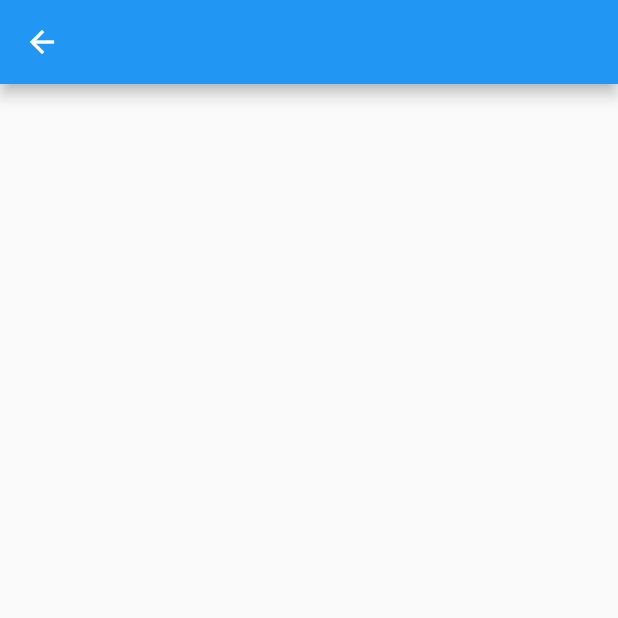
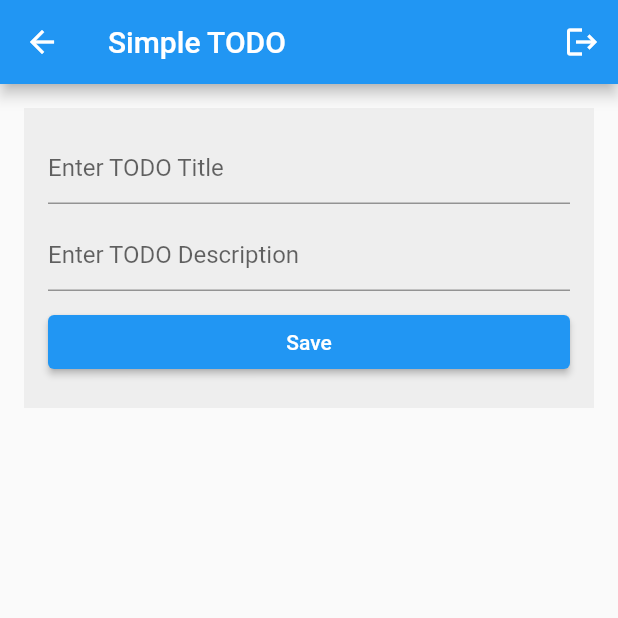
Before and after one commit to akmadan/flutter_hindi_course, a Flutter app: the HomePage screen opened directly, on a phone screen of 412 x 824 dp, the top half of it. Run offline on Flutter 3.47's test engine with Material 2 defaults, Android fonts, the phone set to English and light mode, and no system bars; our stand-ins replace cloud_firestore, firebase_auth, firebase_core; accounts and stored records are empty.

Commit message:
todo create and read

```diff
--- a/lib/main.dart
+++ b/lib/main.dart
@@ -2,6 +2,7 @@ import 'package:firebase_auth/firebase_auth.dart';
 import 'package:firebase_core/firebase_core.dart';
 import 'package:flutter/material.dart';
 import 'package:flutter_hindi_course/pages/authentication_form.dart';
+import 'package:flutter_hindi_course/pages/home_page.dart';
 import 'package:flutter_hindi_course/pages/insta_home_page.dart';
 import 'package:flutter_hindi_course/pages/insta_profile_page.dart';
 import 'package:flutter_hindi_course/widgets/basic_widgets.dart';
@@ -23,7 +24,7 @@ class MyApp extends StatelessWidget {
       stream: FirebaseAuth.instance.authStateChanges(),
       builder: ((context, snapshot) {
         if(snapshot.hasData){
-          return const InstaProfilePage();
+          return const HomePage();
         }
         else{
           return const AuthenticationForm();
--- a/lib/pages/authentication_form.dart
+++ b/lib/pages/authentication_form.dart
@@ -124,7 +124,7 @@ class _AuthenticationFormState extends State<AuthenticationForm> {
                           isLogin
                               ? AuthenticationFunctions.signIn(email, password)
                               : AuthenticationFunctions.singUp(
-                                  context, email, password);
+                                  context, email, password, fName, lName);
                         }
                       },
                       child: Text(isLogin ? "Login" : "SignUp"))),
--- a/lib/pages/home_page.dart
+++ b/lib/pages/home_page.dart
@@ -1,14 +1,101 @@
+import 'package:cloud_firestore/cloud_firestore.dart';
+import 'package:firebase_auth/firebase_auth.dart';
 import 'package:flutter/material.dart';
 
-class HomePage extends StatelessWidget {
+class HomePage extends StatefulWidget {
   const HomePage({super.key});
 
   @override
+  State<HomePage> createState() => _HomePageState();
+}
+
+class _HomePageState extends State<HomePage> {
+  TextEditingController titleController = TextEditingController();
+  TextEditingController descriptionController = TextEditingController();
+  User? currUser = FirebaseAuth.instance.currentUser;
+  @override
   Widget build(BuildContext context) {
-    return  Scaffold(
-
-      appBar: AppBar(),
-      body: Container(),
+    return Scaffold(
+      appBar: AppBar(
+        title: const Text('Simple TODO'),
+        actions: [
+          IconButton(
+              onPressed: () {
+                FirebaseAuth.instance.signOut();
+              },
+              icon: const Icon(
+                Icons.logout,
+              ))
+        ],
+      ),
+      body: Container(
+        padding: const EdgeInsets.all(16),
+        child: Column(
+          children: [
+            Container(
+              padding: const EdgeInsets.all(16),
+              height: 200,
+              color: Colors.grey.shade200,
+              child: Column(
+                children: [
+                  TextField(
+                    controller: titleController,
+                    decoration: InputDecoration(hintText: 'Enter TODO Title'),
+                  ),
+                  const SizedBox(height: 10),
+                  TextField(
+                    controller: descriptionController,
+                    decoration:
+                        InputDecoration(hintText: 'Enter TODO Description'),
+                  ),
+                  const SizedBox(height: 10),
+                  SizedBox(
+                      width: double.infinity,
+                      child: ElevatedButton(
+                          child: Text('Save'),
+                          onPressed: () async {
+                            if (currUser != null) {
+                              await FirebaseFirestore.instance
+                                  .collection('users')
+                                  .doc(currUser!.uid)
+                                  .collection('todos')
+                                  .add({
+                                'title': titleController.text,
+                                'description': descriptionController.text
+                              });
+                            }
+                          }))
+                ],
+              ),
+            ),
+            Expanded(
+                child: Container(
+              child: StreamBuilder<QuerySnapshot>(
+                stream: FirebaseFirestore.instance
+                    .collection('users')
+                    .doc(currUser!.uid)
+                    .collection('todos')
+                    .snapshots(),
+                builder: (context, snapshot) {
+                  if (snapshot.connectionState == ConnectionState.waiting) {
+                    return const Center(child: CircularProgressIndicator());
+                  } else {
+                    final docs = snapshot.data!.docs;
+                    return ListView.builder(
+                        itemCount: docs.length,
+                        itemBuilder: ((context, index) {
+                          return ListTile(
+                            title: Text(docs[index]['title']),
+                            subtitle: Text(docs[index]['description']),
+                          );
+                        }));
+                  }
+                },
+              ),
+            ))
+          ],
+        ),
+      ),
     );
   }
 }
--- a/pubspec.yaml
+++ b/pubspec.yaml
@@ -33,6 +33,7 @@ dependencies:
     sdk: flutter
   firebase_core:
   firebase_auth:
+  cloud_firestore:
 
 
   # The following adds the Cupertino Icons font to your application.
```
Also changed, not shown: lib/services/functions/authentication.dart (+16 -1 lines), pubspec.lock, 2 other files.
